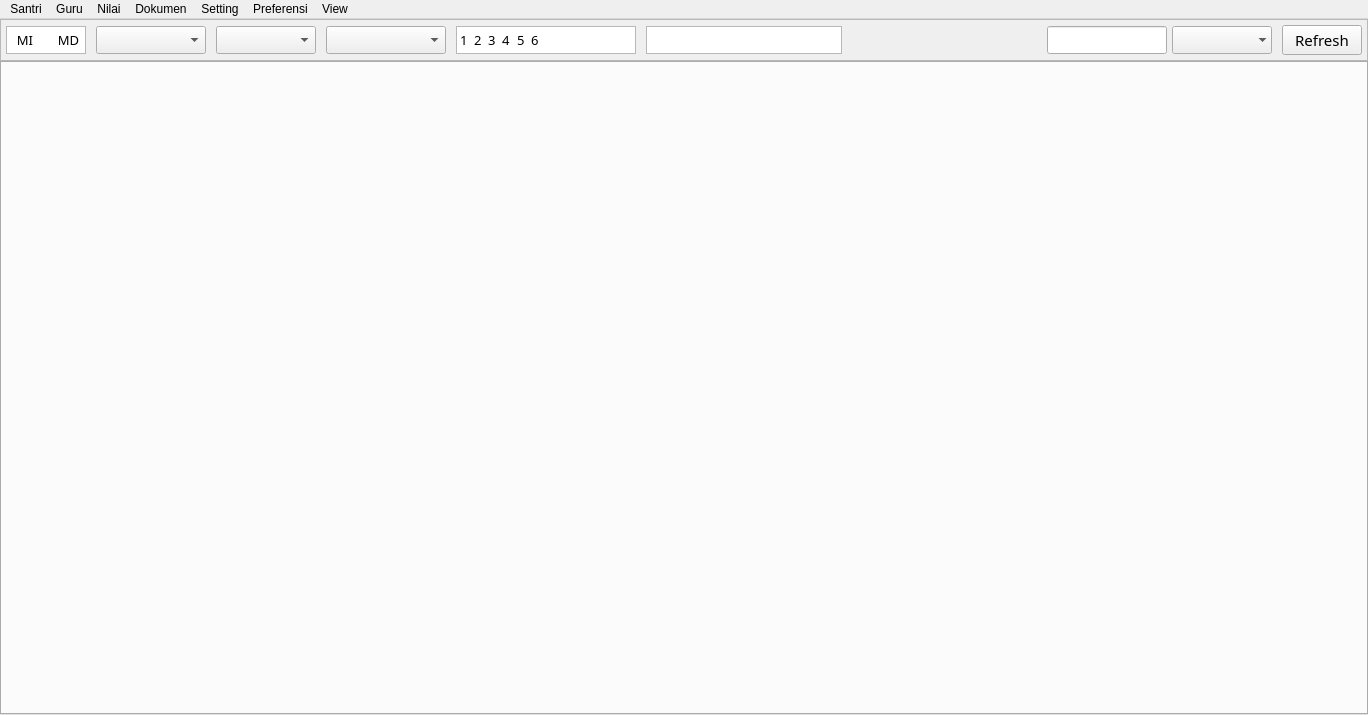
The window that ui/sources/main.ui (asjach/db_app) describes before a commit, drawn with Qt 5.
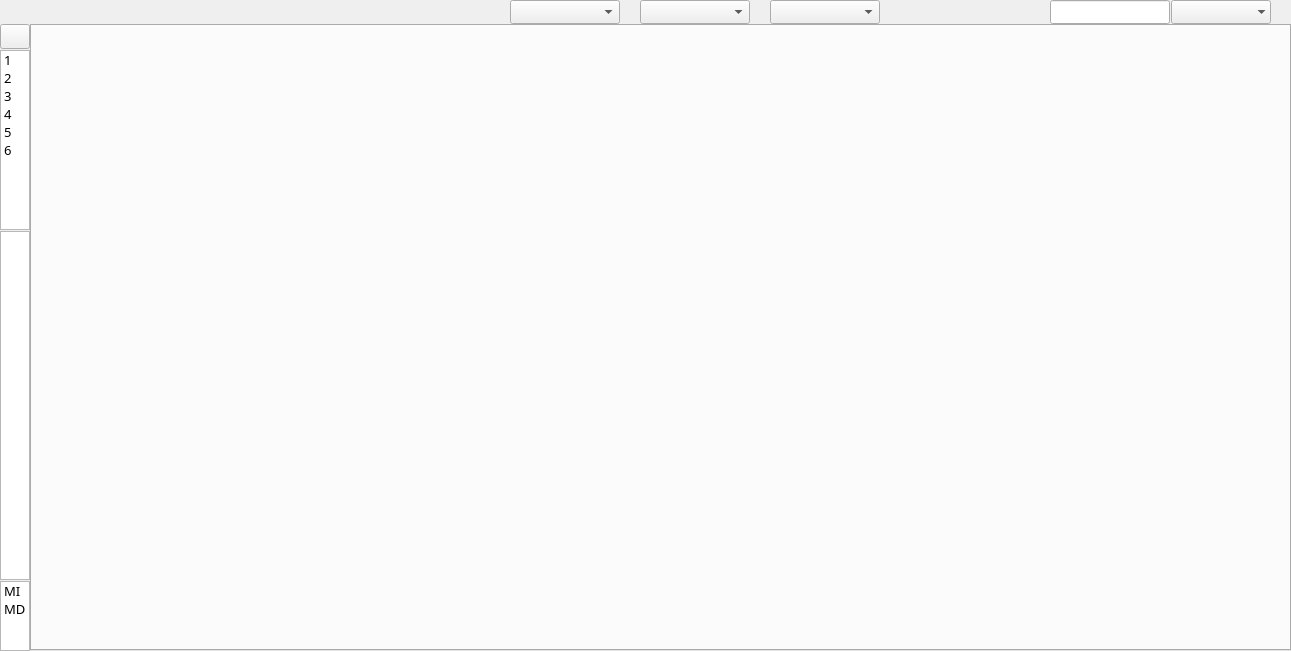
The same window after the commit. Icons and pictures are not drawn.

The edit to the form file:
```diff
--- a/ui/sources/main.ui
+++ b/ui/sources/main.ui
@@ -6,15 +6,15 @@
    <rect>
     <x>0</x>
     <y>0</y>
-    <width>1368</width>
-    <height>715</height>
+    <width>1291</width>
+    <height>651</height>
    </rect>
   </property>
   <property name="windowTitle">
    <string>MainWindow</string>
   </property>
   <widget class="QWidget" name="centralwidget">
-   <layout class="QGridLayout" name="gridLayout" rowstretch="0,0">
+   <layout class="QGridLayout" name="gridLayout" rowstretch="0,0,0">
     <property name="leftMargin">
      <number>0</number>
     </property>
@@ -31,8 +31,17 @@
      <number>0</number>
     </property>
     <item row="1" column="0">
-     <widget class="QWidget" name="container" native="true">
-      <layout class="QGridLayout" name="gridLayout_10">
+     <widget class="QWidget" name="widget" native="true">
+      <property name="minimumSize">
+       <size>
+        <width>0</width>
+        <height>15</height>
+       </size>
+      </property>
+      <layout class="QHBoxLayout" name="horizontalLayout" stretch="0,0,0,0,0,0,0,0">
+       <property name="spacing">
+        <number>20</number>
+       </property>
        <property name="leftMargin">
         <number>0</number>
        </property>
@@ -45,158 +54,326 @@
        <property name="bottomMargin">
         <number>0</number>
        </property>
-       <property name="spacing">
-        <number>0</number>
-       </property>
-       <item row="0" column="0">
-        <widget class="QTabWidget" name="main_tab">
+       <item>
+        <widget class="QWidget" name="widget_2" native="true">
+         <property name="minimumSize">
+          <size>
+           <width>450</width>
+           <height>0</height>
+          </size>
+         </property>
+         <layout class="QHBoxLayout" name="horizontalLayout_2">
+          <property name="spacing">
+           <number>5</number>
+          </property>
+          <property name="leftMargin">
+           <number>0</number>
+          </property>
+          <property name="topMargin">
+           <number>0</number>
+          </property>
+          <property name="rightMargin">
+           <number>0</number>
+          </property>
+          <property name="bottomMargin">
+           <number>0</number>
+          </property>
+         </layout>
+        </widget>
+       </item>
+       <item>
+        <spacer name="horizontalSpacer_2">
          <property name="font">
           <font>
            <pointsize>9</pointsize>
           </font>
          </property>
-         <property name="tabShape">
-          <enum>QTabWidget::Rounded</enum>
+         <property name="orientation">
+          <enum>Qt::Horizontal</enum>
          </property>
-         <property name="iconSize">
+         <property name="sizeType">
+          <enum>QSizePolicy::Preferred</enum>
+         </property>
+         <property name="sizeHint" stdset="0">
           <size>
-           <width>10</width>
-           <height>10</height>
+           <width>40</width>
+           <height>20</height>
           </size>
          </property>
-         <property name="tabsClosable">
-          <bool>true</bool>
+        </spacer>
+       </item>
+       <item>
+        <widget class="QComboBox" name="cbo_tapel">
+         <property name="sizePolicy">
+          <sizepolicy hsizetype="Preferred" vsizetype="Fixed">
+           <horstretch>0</horstretch>
+           <verstretch>0</verstretch>
+          </sizepolicy>
          </property>
+         <property name="minimumSize">
+          <size>
+           <width>110</width>
+           <height>24</height>
+          </size>
+         </property>
+         <property name="maximumSize">
+          <size>
+           <width>110</width>
+           <height>24</height>
+          </size>
+         </property>
+         <property name="font">
+          <font>
+           <family>Segoe UI Semibold</family>
+           <pointsize>9</pointsize>
+          </font>
+         </property>
+         <property name="maxVisibleItems">
+          <number>30</number>
+         </property>
+        </widget>
+       </item>
+       <item>
+        <widget class="QComboBox" name="cbo_order_by">
+         <property name="minimumSize">
+          <size>
+           <width>110</width>
+           <height>24</height>
+          </size>
+         </property>
+         <property name="maximumSize">
+          <size>
+           <width>110</width>
+           <height>24</height>
+          </size>
+         </property>
+         <property name="font">
+          <font>
+           <family>Segoe UI Semibold</family>
+           <pointsize>9</pointsize>
+          </font>
+         </property>
+         <property name="maxVisibleItems">
+          <number>30</number>
+         </property>
+        </widget>
+       </item>
+       <item>
+        <widget class="QComboBox" name="cbo_kolom">
+         <property name="minimumSize">
+          <size>
+           <width>110</width>
+           <height>24</height>
+          </size>
+         </property>
+         <property name="maximumSize">
+          <size>
+           <width>110</width>
+           <height>24</height>
+          </size>
+         </property>
+         <property name="font">
+          <font>
+           <family>Segoe UI Semibold</family>
+           <pointsize>9</pointsize>
+          </font>
+         </property>
+         <property name="maxVisibleItems">
+          <number>30</number>
+         </property>
+         <property name="sizeAdjustPolicy">
+          <enum>QComboBox::AdjustToContents</enum>
+         </property>
+        </widget>
+       </item>
+       <item>
+        <spacer name="horizontalSpacer_3">
+         <property name="font">
+          <font>
+           <pointsize>9</pointsize>
+          </font>
+         </property>
+         <property name="orientation">
+          <enum>Qt::Horizontal</enum>
+         </property>
+         <property name="sizeType">
+          <enum>QSizePolicy::Fixed</enum>
+         </property>
+         <property name="sizeHint" stdset="0">
+          <size>
+           <width>40</width>
+           <height>20</height>
+          </size>
+         </property>
+        </spacer>
+       </item>
+       <item>
+        <widget class="QWidget" name="frame_search" native="true">
+         <property name="minimumSize">
+          <size>
+           <width>100</width>
+           <height>0</height>
+          </size>
+         </property>
+         <property name="font">
+          <font>
+           <pointsize>9</pointsize>
+           <weight>50</weight>
+           <bold>false</bold>
+          </font>
+         </property>
+         <property name="inputMethodHints">
+          <set>Qt::ImhHiddenText</set>
+         </property>
+         <layout class="QGridLayout" name="gridLayout_6">
+          <property name="leftMargin">
+           <number>0</number>
+          </property>
+          <property name="topMargin">
+           <number>0</number>
+          </property>
+          <property name="rightMargin">
+           <number>0</number>
+          </property>
+          <property name="bottomMargin">
+           <number>0</number>
+          </property>
+          <property name="horizontalSpacing">
+           <number>1</number>
+          </property>
+          <property name="verticalSpacing">
+           <number>0</number>
+          </property>
+          <item row="0" column="0" colspan="2" alignment="Qt::AlignRight">
+           <widget class="QLineEdit" name="line_search">
+            <property name="sizePolicy">
+             <sizepolicy hsizetype="Expanding" vsizetype="Fixed">
+              <horstretch>0</horstretch>
+              <verstretch>0</verstretch>
+             </sizepolicy>
+            </property>
+            <property name="minimumSize">
+             <size>
+              <width>120</width>
+              <height>24</height>
+             </size>
+            </property>
+            <property name="maximumSize">
+             <size>
+              <width>120</width>
+              <height>24</height>
+             </size>
+            </property>
+            <property name="font">
+             <font>
+              <pointsize>9</pointsize>
+             </font>
+            </property>
+            <property name="frame">
+             <bool>true</bool>
+            </property>
+            <property name="clearButtonEnabled">
+             <bool>true</bool>
+            </property>
+           </widget>
+          </item>
+          <item row="0" column="2">
+           <widget class="QComboBox" name="cbo_search_by">
+            <property name="minimumSize">
+             <size>
+              <width>100</width>
+              <height>24</height>
+             </size>
+            </property>
+            <property name="maximumSize">
+             <size>
+              <width>100</width>
+              <height>24</height>
+             </size>
+            </property>
+            <property name="font">
+             <font>
+              <pointsize>9</pointsize>
+             </font>
+            </property>
+            <property name="editable">
+             <bool>false</bool>
+            </property>
+            <property name="frame">
+             <bool>false</bool>
+            </property>
+           </widget>
+          </item>
+         </layout>
+        </widget>
+       </item>
+       <item>
+        <widget class="QWidget" name="frame_order_by" native="true">
+         <property name="sizePolicy">
+          <sizepolicy hsizetype="Maximum" vsizetype="Preferred">
+           <horstretch>0</horstretch>
+           <verstretch>0</verstretch>
+          </sizepolicy>
+         </property>
+         <property name="font">
+          <font>
+           <pointsize>9</pointsize>
+           <weight>50</weight>
+           <bold>false</bold>
+          </font>
+         </property>
+         <layout class="QGridLayout" name="gridLayout_8">
+          <property name="leftMargin">
+           <number>0</number>
+          </property>
+          <property name="topMargin">
+           <number>0</number>
+          </property>
+          <property name="rightMargin">
+           <number>0</number>
+          </property>
+          <property name="bottomMargin">
+           <number>0</number>
+          </property>
+          <property name="spacing">
+           <number>0</number>
+          </property>
+         </layout>
         </widget>
        </item>
       </layout>
      </widget>
     </item>
-    <item row="0" column="0">
-     <widget class="QFrame" name="frame_filter">
+    <item row="2" column="0">
+     <widget class="QWidget" name="widget_3" native="true">
       <property name="sizePolicy">
-       <sizepolicy hsizetype="Expanding" vsizetype="Maximum">
+       <sizepolicy hsizetype="Expanding" vsizetype="Expanding">
         <horstretch>0</horstretch>
         <verstretch>0</verstretch>
        </sizepolicy>
       </property>
-      <property name="font">
-       <font>
-        <pointsize>9</pointsize>
-       </font>
-      </property>
-      <property name="frameShape">
-       <enum>QFrame::StyledPanel</enum>
-      </property>
-      <property name="frameShadow">
-       <enum>QFrame::Raised</enum>
-      </property>
-      <property name="lineWidth">
-       <number>0</number>
-      </property>
       <layout class="QGridLayout" name="gridLayout_7">
        <property name="leftMargin">
-        <number>5</number>
+        <number>0</number>
        </property>
        <property name="topMargin">
-        <number>5</number>
+        <number>0</number>
        </property>
        <property name="rightMargin">
-        <number>5</number>
+        <number>0</number>
        </property>
        <property name="bottomMargin">
-        <number>5</number>
+        <number>0</number>
        </property>
-       <property name="horizontalSpacing">
-        <number>10</number>
-       </property>
-       <property name="verticalSpacing">
+       <property name="spacing">
         <number>0</number>
        </property>
-       <item row="0" column="4">
-        <widget class="QWidget" name="frame_tapel" native="true">
-         <property name="sizePolicy">
-          <sizepolicy hsizetype="Maximum" vsizetype="Maximum">
-           <horstretch>0</horstretch>
-           <verstretch>0</verstretch>
-          </sizepolicy>
-         </property>
-         <property name="font">
-          <font>
-           <pointsize>9</pointsize>
-           <weight>50</weight>
-           <bold>false</bold>
-          </font>
-         </property>
-         <property name="mouseTracking">
-          <bool>true</bool>
-         </property>
-         <property name="contextMenuPolicy">
-          <enum>Qt::DefaultContextMenu</enum>
-         </property>
-         <property name="inputMethodHints">
-          <set>Qt::ImhHiddenText</set>
-         </property>
-         <layout class="QGridLayout" name="gridLayout_3">
-          <property name="leftMargin">
-           <number>0</number>
-          </property>
-          <property name="topMargin">
-           <number>0</number>
-          </property>
-          <property name="rightMargin">
-           <number>0</number>
-          </property>
-          <property name="bottomMargin">
-           <number>0</number>
-          </property>
+       <item row="0" column="0">
+        <widget class="QWidget" name="widget_4" native="true">
+         <layout class="QVBoxLayout" name="verticalLayout">
           <property name="spacing">
-           <number>0</number>
+           <number>1</number>
           </property>
-          <item row="0" column="0" colspan="2">
-           <widget class="QComboBox" name="cbo_tapel">
-            <property name="sizePolicy">
-             <sizepolicy hsizetype="Preferred" vsizetype="Fixed">
-              <horstretch>0</horstretch>
-              <verstretch>0</verstretch>
-             </sizepolicy>
-            </property>
-            <property name="minimumSize">
-             <size>
-              <width>110</width>
-              <height>28</height>
-             </size>
-            </property>
-            <property name="font">
-             <font>
-              <family>Segoe UI Semibold</family>
-              <pointsize>9</pointsize>
-             </font>
-            </property>
-            <property name="maxVisibleItems">
-             <number>30</number>
-            </property>
-           </widget>
-          </item>
-         </layout>
-        </widget>
-       </item>
-       <item row="0" column="8">
-        <widget class="QWidget" name="frame_kelas" native="true">
-         <property name="sizePolicy">
-          <sizepolicy hsizetype="Expanding" vsizetype="Preferred">
-           <horstretch>0</horstretch>
-           <verstretch>0</verstretch>
-          </sizepolicy>
-         </property>
-         <property name="font">
-          <font>
-           <pointsize>9</pointsize>
-           <weight>50</weight>
-           <bold>false</bold>
-          </font>
-         </property>
-         <layout class="QGridLayout" name="gridLayout_5">
           <property name="leftMargin">
            <number>0</number>
           </property>
@@ -209,128 +386,65 @@
           <property name="bottomMargin">
            <number>0</number>
           </property>
-          <property name="spacing">
-           <number>0</number>
-          </property>
-          <item row="0" column="0" colspan="2">
-           <widget class="QListWidget" name="list_kelas">
+          <item>
+           <widget class="QPushButton" name="btn_refresh">
             <property name="sizePolicy">
-             <sizepolicy hsizetype="Preferred" vsizetype="Preferred">
+             <sizepolicy hsizetype="Maximum" vsizetype="Fixed">
               <horstretch>0</horstretch>
               <verstretch>0</verstretch>
              </sizepolicy>
             </property>
             <property name="minimumSize">
              <size>
-              <width>0</width>
-              <height>28</height>
+              <width>30</width>
+              <height>25</height>
              </size>
             </property>
             <property name="maximumSize">
              <size>
-              <width>300</width>
-              <height>28</height>
+              <width>16777215</width>
+              <height>24</height>
              </size>
             </property>
             <property name="font">
              <font>
               <family>Aptos Narrow</family>
-              <pointsize>10</pointsize>
+              <pointsize>11</pointsize>
              </font>
             </property>
-            <property name="lineWidth">
-             <number>0</number>
+            <property name="text">
+             <string/>
             </property>
-            <property name="verticalScrollBarPolicy">
-             <enum>Qt::ScrollBarAlwaysOff</enum>
+            <property name="icon">
+             <iconset resource="../../resources.qrc">
+              <normaloff>:/dark/resources/icon/dark/refresh.svg</normaloff>:/dark/resources/icon/dark/refresh.svg</iconset>
             </property>
-            <property name="horizontalScrollBarPolicy">
-             <enum>Qt::ScrollBarAlwaysOff</enum>
-            </property>
-            <property name="sizeAdjustPolicy">
-             <enum>QAbstractScrollArea::AdjustToContents</enum>
-            </property>
-            <property name="selectionMode">
-             <enum>QAbstractItemView::ExtendedSelection</enum>
-            </property>
-            <property name="flow">
-             <enum>QListView::LeftToRight</enum>
-            </property>
-            <property name="isWrapping" stdset="0">
-             <bool>false</bool>
-            </property>
-            <property name="resizeMode">
-             <enum>QListView::Fixed</enum>
-            </property>
-            <property name="layoutMode">
-             <enum>QListView::SinglePass</enum>
-            </property>
-            <property name="spacing">
-             <number>0</number>
-            </property>
-            <property name="viewMode">
-             <enum>QListView::ListMode</enum>
+            <property name="iconSize">
+             <size>
+              <width>16</width>
+              <height>16</height>
+             </size>
             </property>
            </widget>
           </item>
-         </layout>
-        </widget>
-       </item>
-       <item row="0" column="7">
-        <widget class="QWidget" name="frame_tingkat" native="true">
-         <property name="sizePolicy">
-          <sizepolicy hsizetype="Maximum" vsizetype="Maximum">
-           <horstretch>0</horstretch>
-           <verstretch>0</verstretch>
-          </sizepolicy>
-         </property>
-         <property name="minimumSize">
-          <size>
-           <width>0</width>
-           <height>20</height>
-          </size>
-         </property>
-         <property name="font">
-          <font>
-           <pointsize>9</pointsize>
-           <weight>50</weight>
-           <bold>false</bold>
-          </font>
-         </property>
-         <layout class="QGridLayout" name="gridLayout_4">
-          <property name="leftMargin">
-           <number>0</number>
-          </property>
-          <property name="topMargin">
-           <number>0</number>
-          </property>
-          <property name="rightMargin">
-           <number>0</number>
-          </property>
-          <property name="bottomMargin">
-           <number>0</number>
-          </property>
-          <property name="spacing">
-           <number>0</number>
-          </property>
-          <item row="0" column="0" colspan="2">
+          <item>
            <widget class="QListWidget" name="list_tingkat">
             <property name="sizePolicy">
-             <sizepolicy hsizetype="Preferred" vsizetype="Preferred">
+             <sizepolicy hsizetype="Fixed" vsizetype="Preferred">
               <horstretch>0</horstretch>
               <verstretch>0</verstretch>
              </sizepolicy>
             </property>
             <property name="minimumSize">
              <size>
-              <width>180</width>
-              <height>28</height>
+              <width>0</width>
+              <height>180</height>
              </size>
             </property>
             <property name="maximumSize">
              <size>
-              <width>180</width>
-              <height>28</height>
+              <width>30</width>
+              <height>180</height>
              </size>
             </property>
             <property name="font">
@@ -339,39 +453,15 @@
               <pointsize>10</pointsize>
              </font>
             </property>
-            <property name="lineWidth">
-             <number>0</number>
-            </property>
             <property name="verticalScrollBarPolicy">
              <enum>Qt::ScrollBarAlwaysOff</enum>
             </property>
             <property name="horizontalScrollBarPolicy">
              <enum>Qt::ScrollBarAlwaysOff</enum>
             </property>
-            <property name="sizeAdjustPolicy">
-             <enum>QAbstractScrollArea::AdjustToContents</enum>
-            </property>
             <property name="selectionMode">
              <enum>QAbstractItemView::ExtendedSelection</enum>
             </property>
-            <property name="flow">
-             <enum>QListView::LeftToRight</enum>
-            </property>
-            <property name="isWrapping" stdset="0">
-             <bool>false</bool>
-            </property>
-            <property name="resizeMode">
-             <enum>QListView::Fixed</enum>
-            </property>
-            <property name="layoutMode">
-             <enum>QListView::Batched</enum>
-            </property>
-            <property name="spacing">
-             <number>0</number>
-            </property>
-            <property name="viewMode">
-             <enum>QListView::ListMode</enum>
-            </property>
             <item>
              <property name="text">
               <string>1</string>
@@ -404,277 +494,44 @@
             </item>
            </widget>
           </item>
-         </layout>
-        </widget>
-       </item>
-       <item row="0" column="6">
-        <widget class="QWidget" name="frame_kolom" native="true">
-         <property name="sizePolicy">
-          <sizepolicy hsizetype="Maximum" vsizetype="Preferred">
-           <horstretch>0</horstretch>
-           <verstretch>0</verstretch>
-          </sizepolicy>
-         </property>
-         <property name="font">
-          <font>
-           <pointsize>9</pointsize>
-           <weight>50</weight>
-           <bold>false</bold>
-          </font>
-         </property>
-         <layout class="QGridLayout" name="gridLayout_9">
-          <property name="leftMargin">
-           <number>0</number>
-          </property>
-          <property name="topMargin">
-           <number>0</number>
-          </property>
-          <property name="rightMargin">
-           <number>0</number>
-          </property>
-          <property name="bottomMargin">
-           <number>0</number>
-          </property>
-          <property name="spacing">
-           <number>0</number>
-          </property>
-          <item row="0" column="0" colspan="2">
-           <widget class="QComboBox" name="cbo_kolom">
+          <item>
+           <widget class="QListWidget" name="list_kelas">
             <property name="sizePolicy">
-             <sizepolicy hsizetype="Expanding" vsizetype="Fixed">
+             <sizepolicy hsizetype="Preferred" vsizetype="Preferred">
               <horstretch>0</horstretch>
               <verstretch>0</verstretch>
              </sizepolicy>
             </property>
             <property name="minimumSize">
              <size>
-              <width>120</width>
-              <height>28</height>
+              <width>0</width>
+              <height>0</height>
              </size>
             </property>
-            <property name="font">
-             <font>
-              <family>Segoe UI Semibold</family>
-              <pointsize>9</pointsize>
-             </font>
-            </property>
-            <property name="maxVisibleItems">
-             <number>30</number>
-            </property>
-            <property name="sizeAdjustPolicy">
-             <enum>QComboBox::AdjustToContents</enum>
-            </property>
-           </widget>
-          </item>
-         </layout>
-        </widget>
-       </item>
-       <item row="0" column="5">
-        <widget class="QWidget" name="frame_order_by" native="true">
-         <property name="sizePolicy">
-          <sizepolicy hsizetype="Maximum" vsizetype="Preferred">
-           <horstretch>0</horstretch>
-           <verstretch>0</verstretch>
-          </sizepolicy>
-         </property>
-         <property name="font">
-          <font>
-           <pointsize>9</pointsize>
-           <weight>50</weight>
-           <bold>false</bold>
-          </font>
-         </property>
-         <layout class="QGridLayout" name="gridLayout_8">
-          <property name="leftMargin">
-           <number>0</number>
-          </property>
-          <property name="topMargin">
-           <number>0</number>
-          </property>
-          <property name="rightMargin">
-           <number>0</number>
-          </property>
-          <property name="bottomMargin">
-           <number>0</number>
-          </property>
-          <property name="spacing">
-           <number>0</number>
-          </property>
-          <item row="0" column="0" colspan="2">
-           <widget class="QComboBox" name="cbo_order_by">
-            <property name="sizePolicy">
-             <sizepolicy hsizetype="Expanding" vsizetype="Fixed">
-              <horstretch>0</horstretch>
-              <verstretch>0</verstretch>
-             </sizepolicy>
-            </property>
-            <property name="minimumSize">
-             <size>
-              <width>100</width>
-              <height>28</height>
-             </size>
-            </property>
-            <property name="font">
-             <font>
-              <family>Segoe UI Semibold</family>
-              <pointsize>9</pointsize>
-             </font>
-            </property>
-            <property name="maxVisibleItems">
-             <number>30</number>
-            </property>
-           </widget>
-          </item>
-         </layout>
-        </widget>
-       </item>
-       <item row="0" column="15">
-        <widget class="QWidget" name="frame_search" native="true">
-         <property name="sizePolicy">
-          <sizepolicy hsizetype="Maximum" vsizetype="Maximum">
-           <horstretch>0</horstretch>
-           <verstretch>0</verstretch>
-          </sizepolicy>
-         </property>
-         <property name="minimumSize">
-          <size>
-           <width>100</width>
-           <height>0</height>
-          </size>
-         </property>
-         <property name="font">
-          <font>
-           <pointsize>9</pointsize>
-           <weight>50</weight>
-           <bold>false</bold>
-          </font>
-         </property>
-         <property name="inputMethodHints">
-          <set>Qt::ImhHiddenText</set>
-         </property>
-         <layout class="QGridLayout" name="gridLayout_6">
-          <property name="leftMargin">
-           <number>0</number>
-          </property>
-          <property name="topMargin">
-           <number>0</number>
-          </property>
-          <property name="rightMargin">
-           <number>0</number>
-          </property>
-          <property name="bottomMargin">
-           <number>0</number>
-          </property>
-          <property name="horizontalSpacing">
-           <number>5</number>
-          </property>
-          <property name="verticalSpacing">
-           <number>0</number>
-          </property>
-          <item row="0" column="0" colspan="2" alignment="Qt::AlignRight">
-           <widget class="QLineEdit" name="line_search">
-            <property name="sizePolicy">
-             <sizepolicy hsizetype="Expanding" vsizetype="Fixed">
-              <horstretch>0</horstretch>
-              <verstretch>0</verstretch>
-             </sizepolicy>
-            </property>
-            <property name="minimumSize">
-             <size>
-              <width>120</width>
-              <height>28</height>
-             </size>
-            </property>
             <property name="maximumSize">
              <size>
-              <width>120</width>
+              <width>30</width>
               <height>16777215</height>
              </size>
             </property>
             <property name="font">
              <font>
-              <pointsize>9</pointsize>
+              <family>Aptos Narrow</family>
+              <pointsize>10</pointsize>
              </font>
             </property>
-            <property name="frame">
-             <bool>true</bool>
+            <property name="verticalScrollBarPolicy">
+             <enum>Qt::ScrollBarAlwaysOff</enum>
             </property>
-            <property name="clearButtonEnabled">
-             <bool>true</bool>
+            <property name="horizontalScrollBarPolicy">
+             <enum>Qt::ScrollBarAlwaysOff</enum>
             </property>
-           </widget>
-          </item>
-          <item row="0" column="2">
-           <widget class="QComboBox" name="cbo_search_by">
-            <property name="minimumSize">
-             <size>
-              <width>100</width>
-              <height>28</height>
-             </size>
+            <property name="selectionMode">
+             <enum>QAbstractItemView::ExtendedSelection</enum>
             </property>
-            <property name="maximumSize">
-             <size>
-              <width>120</width>
-              <height>16777215</height>
-             </size>
-            </property>
-            <property name="font">
-             <font>
-              <pointsize>9</pointsize>
-             </font>
-            </property>
-            <property name="editable">
-             <bool>false</bool>
-            </property>
-            <property name="frame">
-             <bool>false</bool>
-            </property>
            </widget>
           </item>
-         </layout>
-        </widget>
-       </item>
-       <item row="0" column="1">
-        <widget class="QWidget" name="frame_jenjang" native="true">
-         <property name="sizePolicy">
-          <sizepolicy hsizetype="Maximum" vsizetype="Preferred">
-           <horstretch>0</horstretch>
-           <verstretch>0</verstretch>
-          </sizepolicy>
-         </property>
-         <property name="maximumSize">
-          <size>
-           <width>80</width>
-           <height>16777215</height>
-          </size>
-         </property>
-         <property name="font">
-          <font>
-           <pointsize>9</pointsize>
-           <weight>50</weight>
-           <bold>false</bold>
-          </font>
-         </property>
-         <property name="inputMethodHints">
-          <set>Qt::ImhHiddenText</set>
-         </property>
-         <layout class="QGridLayout" name="gridLayout_2">
-          <property name="leftMargin">
-           <number>0</number>
-          </property>
-          <property name="topMargin">
-           <number>0</number>
-          </property>
-          <property name="rightMargin">
-           <number>0</number>
-          </property>
-          <property name="bottomMargin">
-           <number>0</number>
-          </property>
-          <property name="spacing">
-           <number>0</number>
-          </property>
-          <item row="0" column="0" colspan="2">
+          <item>
            <widget class="QListWidget" name="list_jenjang">
             <property name="sizePolicy">
              <sizepolicy hsizetype="Preferred" vsizetype="Preferred">
@@ -682,16 +539,10 @@
               <verstretch>0</verstretch>
              </sizepolicy>
             </property>
-            <property name="minimumSize">
-             <size>
-              <width>80</width>
-              <height>28</height>
-             </size>
-            </property>
             <property name="maximumSize">
              <size>
-              <width>80</width>
-              <height>28</height>
+              <width>30</width>
+              <height>70</height>
              </size>
             </property>
             <property name="font">
@@ -712,26 +563,17 @@
             <property name="selectionMode">
              <enum>QAbstractItemView::ExtendedSelection</enum>
             </property>
-            <property name="flow">
-             <enum>QListView::LeftToRight</enum>
-            </property>
-            <property name="resizeMode">
-             <enum>QListView::Adjust</enum>
-            </property>
-            <property name="viewMode">
-             <enum>QListView::ListMode</enum>
-            </property>
             <property name="uniformItemSizes">
              <bool>true</bool>
             </property>
             <item>
              <property name="text">
-              <string>  MI  </string>
+              <string>MI</string>
              </property>
             </item>
             <item>
              <property name="text">
-              <string>  MD  </string>
+              <string>MD</string>
              </property>
             </item>
            </widget>
@@ -739,177 +581,26 @@
          </layout>
         </widget>
        </item>
-       <item row="0" column="16">
-        <widget class="QPushButton" name="btn_refresh">
-         <property name="sizePolicy">
-          <sizepolicy hsizetype="Maximum" vsizetype="Fixed">
-           <horstretch>0</horstretch>
-           <verstretch>0</verstretch>
-          </sizepolicy>
-         </property>
-         <property name="minimumSize">
-          <size>
-           <width>0</width>
-           <height>28</height>
-          </size>
-         </property>
-         <property name="font">
-          <font>
-           <family>Aptos Narrow</family>
-           <pointsize>11</pointsize>
-          </font>
-         </property>
-         <property name="text">
-          <string>Refresh</string>
-         </property>
-        </widget>
-       </item>
-       <item row="0" column="13">
-        <spacer name="horizontalSpacer_2">
+       <item row="0" column="1">
+        <widget class="QTabWidget" name="main_tab">
          <property name="font">
           <font>
            <pointsize>9</pointsize>
           </font>
          </property>
-         <property name="orientation">
-          <enum>Qt::Horizontal</enum>
+         <property name="tabsClosable">
+          <bool>true</bool>
          </property>
-         <property name="sizeType">
-          <enum>QSizePolicy::Expanding</enum>
+         <property name="tabBarAutoHide">
+          <bool>true</bool>
          </property>
-         <property name="sizeHint" stdset="0">
-          <size>
-           <width>40</width>
-           <height>20</height>
-          </size>
-         </property>
-        </spacer>
+        </widget>
        </item>
       </layout>
      </widget>
     </item>
    </layout>
   </widget>
-  <widget class="QMenuBar" name="menuBar">
-   <property name="geometry">
-    <rect>
-     <x>0</x>
-     <y>0</y>
-     <width>1368</width>
-     <height>21</height>
-    </rect>
-   </property>
-   <property name="defaultUp">
-    <bool>false</bool>
-   </property>
-   <property name="nativeMenuBar">
-    <bool>false</bool>
-   </property>
-   <widget class="QMenu" name="menuSantri">
-    <property name="title">
-     <string>Santri</string>
-    </property>
-    <addaction name="actionDaftar_Kelas"/>
-    <addaction name="actionRekap_Santri"/>
-    <addaction name="separator"/>
-    <addaction name="actionMutasiMasuk"/>
-    <addaction name="actionMutasiKeluar"/>
-    <addaction name="separator"/>
-    <addaction name="actionPindah_Kelas"/>
-    <addaction name="actionMI_ke_MD"/>
-    <addaction name="separator"/>
-    <addaction name="actionKenaikan"/>
-    <addaction name="actionKelulusan"/>
-    <addaction name="separator"/>
-    <addaction name="actionCari"/>
-    <addaction name="actionBukuInduk"/>
-    <addaction name="separator"/>
-    <addaction name="actionCeklis_EMIS"/>
-   </widget>
-   <widget class="QMenu" name="menuGuru">
-    <property name="title">
-     <string>Guru</string>
-    </property>
-    <addaction name="actionBukuIndukGuru"/>
-    <addaction name="actionRiwayatKeaktifan"/>
-    <addaction name="actionRiwayat_Mengajar"/>
-    <addaction name="actionAdmGuru"/>
-   </widget>
-   <widget class="QMenu" name="menuSetting">
-    <property name="tearOffEnabled">
-     <bool>false</bool>
-    </property>
-    <property name="title">
-     <string>Setting</string>
-    </property>
-    <addaction name="actionInput_By_Excel"/>
-    <addaction name="actionExport_Excel"/>
-    <addaction name="actionApp_Setting"/>
-   </widget>
-   <widget class="QMenu" name="menuNilai">
-    <property name="title">
-     <string>Nilai</string>
-    </property>
-    <widget class="QMenu" name="menuPengaturan">
-     <property name="title">
-      <string>Pengaturan</string>
-     </property>
-     <addaction name="actionRiwayatKegiatan"/>
-     <addaction name="actionPesertaKegiatan"/>
-     <addaction name="actionMapelKegiatan"/>
-     <addaction name="actionEkskulKegiatan"/>
-    </widget>
-    <widget class="QMenu" name="menuCetak">
-     <property name="title">
-      <string>Cetak</string>
-     </property>
-     <addaction name="actionKartu_Peserta"/>
-     <addaction name="actionRekap"/>
-     <addaction name="actionRapor"/>
-    </widget>
-    <addaction name="menuPengaturan"/>
-    <addaction name="separator"/>
-    <addaction name="actionInput_Nilai"/>
-    <addaction name="separator"/>
-    <addaction name="menuCetak"/>
-   </widget>
-   <widget class="QMenu" name="menuDokumen">
-    <property name="title">
-     <string>Dokumen</string>
-    </property>
-    <addaction name="actionLihat_Dokumen"/>
-    <addaction name="actionTambah_Dokumen"/>
-    <addaction name="actionCopy_Dokumen"/>
-    <addaction name="actionCompare_Dokumen"/>
-    <addaction name="actionRename_Dokumen"/>
-    <addaction name="actionGanti_Dokumen"/>
-    <addaction name="actionHapus_Dokumen"/>
-   </widget>
-   <widget class="QMenu" name="menuView">
-    <property name="title">
-     <string>View</string>
-    </property>
-    <addaction name="actionShow_Filter"/>
-    <addaction name="actionDark_Mode"/>
-   </widget>
-   <widget class="QMenu" name="menuPreferensi_2">
-    <property name="title">
-     <string>Preferensi</string>
-    </property>
-    <addaction name="actionRiwayatKelas"/>
-    <addaction name="actionAlamat"/>
-    <addaction name="actionSekolah"/>
-    <addaction name="actionKey_Value"/>
-    <addaction name="actionStatic_Values"/>
-   </widget>
-   <addaction name="menuSantri"/>
-   <addaction name="menuGuru"/>
-   <addaction name="menuNilai"/>
-   <addaction name="menuDokumen"/>
-   <addaction name="menuSetting"/>
-   <addaction name="menuPreferensi_2"/>
-   <addaction name="menuView"/>
-  </widget>
   <action name="actionDaftar_Kelas">
    <property name="checkable">
     <bool>false</bool>
```
